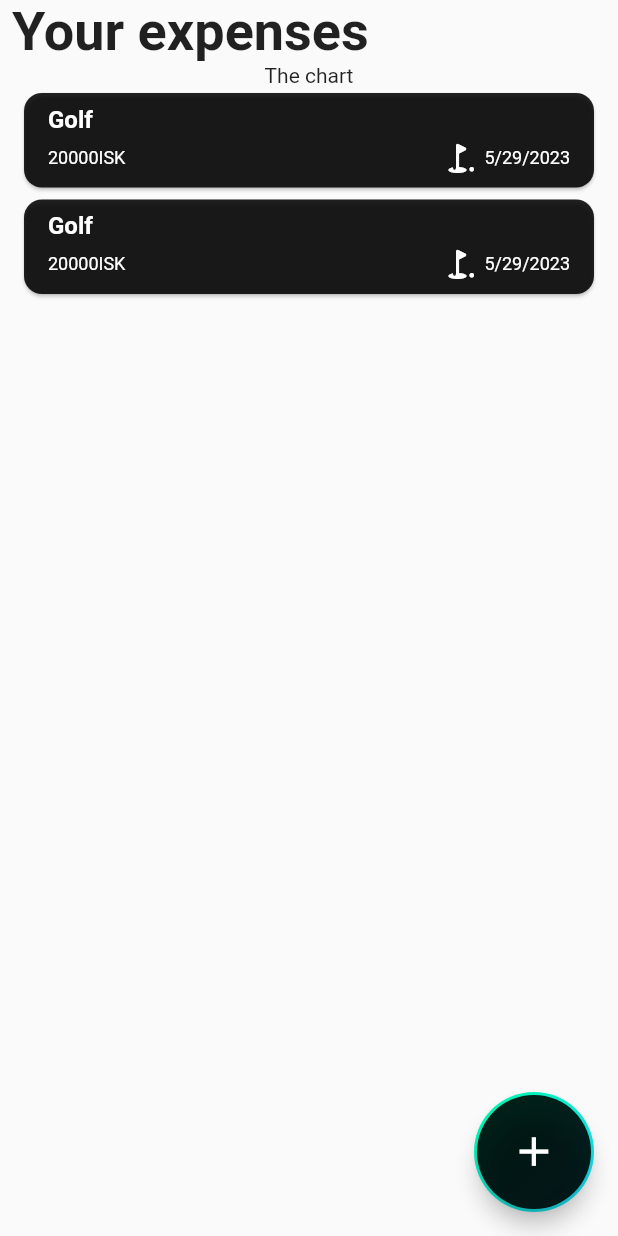
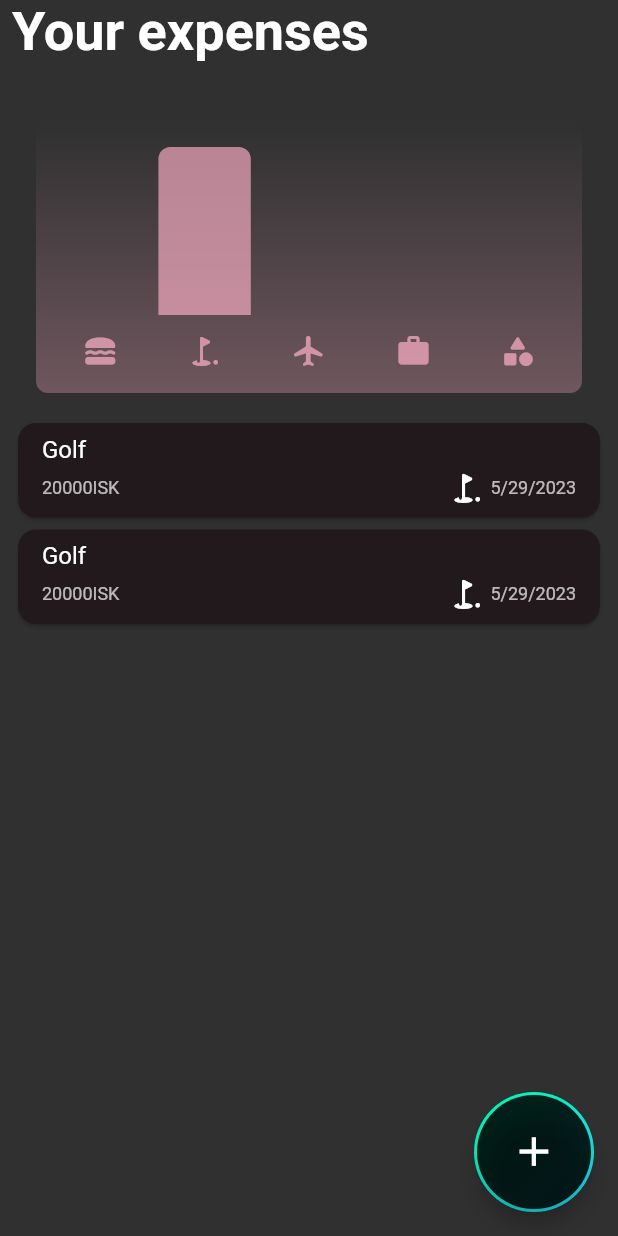
Before and after one commit to c-abbott/big_spender, a Flutter app: the screen it shows after launch, on a phone screen of 412 x 824 dp. Run offline on Flutter 3.47's test engine with Material 2 defaults, Android fonts, the phone set to English and light mode, and no system bars; Roboto replaces fonts that are missing (Proxima Nova).

Commit message:
added chart

```diff
--- a/lib/main.dart
+++ b/lib/main.dart
@@ -36,7 +36,7 @@
               ),
             ),
       ),
-      themeMode: ThemeMode.system,
+      themeMode: ThemeMode.dark,
       home: const Expenses(),
     ),
   );
--- a/lib/model/expense.dart
+++ b/lib/model/expense.dart
@@ -34,3 +34,23 @@
     return formatter.format(expenseCreatedAt);
   }
 }
+
+class ExpenseBucket {
+  const ExpenseBucket({required this.category, required this.expenses});
+
+  ExpenseBucket.forCategory(List<Expense> allExpenses, this.category)
+      : expenses = allExpenses
+            .where((expense) => expense.category == category)
+            .toList();
+
+  final Category category;
+  final List<Expense> expenses;
+
+  double get totalExpenses {
+    double sum = 0;
+    for (final expense in expenses) {
+      sum += expense.amount;
+    }
+    return sum;
+  }
+}
--- /dev/null
+++ b/lib/widgets/chart/chart.dart
@@ -0,0 +1,96 @@
+import 'package:flutter/material.dart';
+
+import 'package:big_spender/widgets/chart/chart_bar.dart';
+import 'package:big_spender/model/expense.dart';
+
+class Chart extends StatelessWidget {
+  const Chart({super.key, required this.expenses});
+
+  final List<Expense> expenses;
+
+  List<ExpenseBucket> get buckets {
+    return [
+      ExpenseBucket.forCategory(expenses, Category.food),
+      ExpenseBucket.forCategory(expenses, Category.leisure),
+      ExpenseBucket.forCategory(expenses, Category.travel),
+      ExpenseBucket.forCategory(expenses, Category.work),
+      ExpenseBucket.forCategory(expenses, Category.other)
+    ];
+  }
+
+  double get maxTotalExpense {
+    double maxTotalExpense = 0;
+
+    for (final bucket in buckets) {
+      if (bucket.totalExpenses > maxTotalExpense) {
+        maxTotalExpense = bucket.totalExpenses;
+      }
+    }
+
+    return maxTotalExpense;
+  }
+
+  @override
+  Widget build(BuildContext context) {
+    final isDarkMode =
+        MediaQuery.of(context).platformBrightness == Brightness.dark;
+    return Container(
+      margin: const EdgeInsets.all(16),
+      padding: const EdgeInsets.symmetric(
+        vertical: 16,
+        horizontal: 8,
+      ),
+      width: double.infinity,
+      height: 180,
+      decoration: BoxDecoration(
+        borderRadius: BorderRadius.circular(8),
+        gradient: LinearGradient(
+          colors: [
+            Theme.of(context).colorScheme.primary.withOpacity(0.3),
+            Theme.of(context).colorScheme.primary.withOpacity(0.0)
+          ],
+          begin: Alignment.bottomCenter,
+          end: Alignment.topCenter,
+        ),
+      ),
+      child: Column(
+        children: [
+          Expanded(
+            child: Row(
+              crossAxisAlignment: CrossAxisAlignment.end,
+              children: [
+                for (final bucket in buckets) // alternative to map()
+                  ChartBar(
+                    fill: bucket.totalExpenses == 0
+                        ? 0
+                        : bucket.totalExpenses / maxTotalExpense,
+                  )
+              ],
+            ),
+          ),
+          const SizedBox(height: 12),
+          Row(
+            children: buckets
+                .map(
+                  (bucket) => Expanded(
+                    child: Padding(
+                      padding: const EdgeInsets.symmetric(horizontal: 4),
+                      child: Icon(
+                        categoryIcons[bucket.category],
+                        color: isDarkMode
+                            ? Theme.of(context).colorScheme.secondary
+                            : Theme.of(context)
+                                .colorScheme
+                                .primary
+                                .withOpacity(0.7),
+                      ),
+                    ),
+                  ),
+                )
+                .toList(),
+          )
+        ],
+      ),
+    );
+  }
+}
--- /dev/null
+++ b/lib/widgets/chart/chart_bar.dart
@@ -0,0 +1,34 @@
+import 'package:flutter/material.dart';
+
+class ChartBar extends StatelessWidget {
+  const ChartBar({
+    super.key,
+    required this.fill,
+  });
+
+  final double fill;
+
+  @override
+  Widget build(BuildContext context) {
+    final isDarkMode =
+        MediaQuery.of(context).platformBrightness == Brightness.dark;
+    return Expanded(
+      child: Padding(
+        padding: const EdgeInsets.symmetric(horizontal: 4),
+        child: FractionallySizedBox(
+          heightFactor: fill,
+          child: DecoratedBox(
+            decoration: BoxDecoration(
+              shape: BoxShape.rectangle,
+              borderRadius:
+                  const BorderRadius.vertical(top: Radius.circular(8)),
+              color: isDarkMode
+                  ? Theme.of(context).colorScheme.secondary
+                  : Theme.of(context).colorScheme.primary.withOpacity(0.65),
+            ),
+          ),
+        ),
+      ),
+    );
+  }
+}
--- a/lib/widgets/expenses.dart
+++ b/lib/widgets/expenses.dart
@@ -1,3 +1,4 @@
+import 'package:big_spender/widgets/chart/chart.dart';
 import 'package:big_spender/widgets/new_expense.dart';
 import 'package:flutter/material.dart';
 import 'package:big_spender/model/expense.dart';
@@ -95,7 +96,8 @@
                   ),
                 ),
               ),
-              const Text('The chart'),
+              const SizedBox(height: 24),
+              Chart(expenses: _registeredExpenses),
               Expanded(
                 child: mainContent,
               )
```
